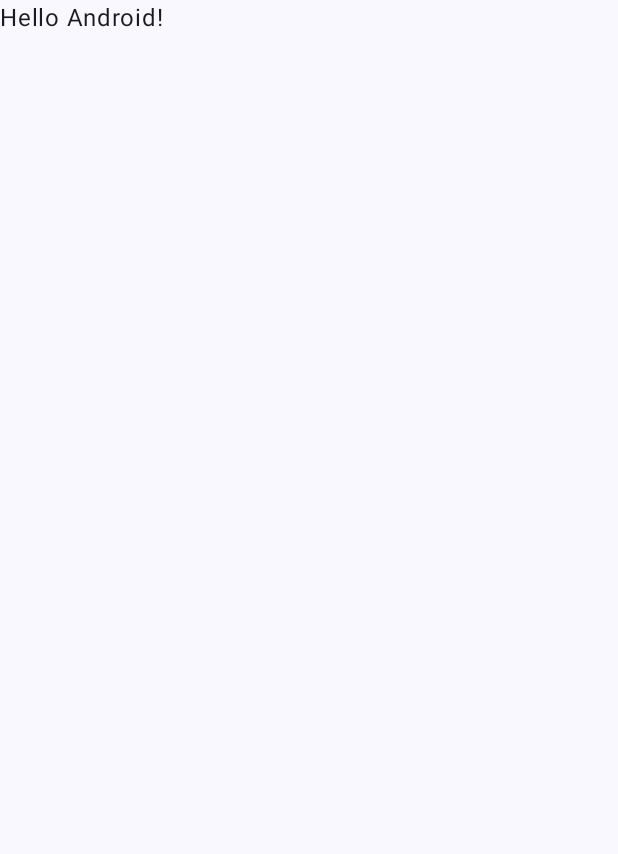
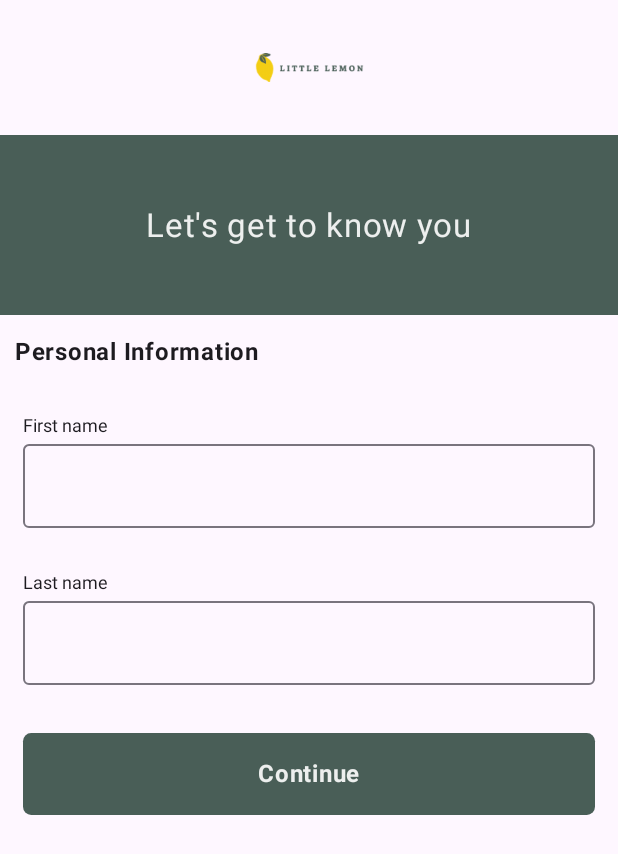
Before and after one commit to kedrakk/little_lemon_coursera, an Android app built with Jetpack Compose: the screen it shows after launch (MainActivity), on a phone screen of 412 x 824 dp. Before the commit the part shown is almost empty. Shown: the top 854 px of the screen. Run offline under Robolectric (Android 15) with nearby library versions, the phone set to English and light mode, and no system bars.

Commit message:
register feature

```diff
--- a/app/src/main/java/com/example/littlelemoncoursera/MainActivity.kt
+++ b/app/src/main/java/com/example/littlelemoncoursera/MainActivity.kt
@@ -10,6 +10,7 @@ import androidx.compose.material3.Text
 import androidx.compose.runtime.Composable
 import androidx.compose.ui.Modifier
 import androidx.compose.ui.tooling.preview.Preview
+import com.example.littlelemoncoursera.ui.LittleLemonMainPage
 import com.example.littlelemoncoursera.ui.theme.LittleLemonCourseraTheme
 
 class MainActivity : ComponentActivity() {
@@ -17,30 +18,8 @@ class MainActivity : ComponentActivity() {
         super.onCreate(savedInstanceState)
         setContent {
             LittleLemonCourseraTheme {
-                // A surface container using the 'background' color from the theme
-                Surface(
-                    modifier = Modifier.fillMaxSize(),
-                    color = MaterialTheme.colorScheme.background
-                ) {
-                    Greeting("Android")
-                }
+                LittleLemonMainPage()
             }
         }
     }
 }
-
-@Composable
-fun Greeting(name: String, modifier: Modifier = Modifier) {
-    Text(
-        text = "Hello $name!",
-        modifier = modifier
-    )
-}
-
-@Preview(showBackground = true)
-@Composable
-fun GreetingPreview() {
-    LittleLemonCourseraTheme {
-        Greeting("Android")
-    }
-}
--- /dev/null
+++ b/app/src/main/java/com/example/littlelemoncoursera/ui/LittleLemonMain.kt
@@ -0,0 +1,22 @@
+package com.example.littlelemoncoursera.ui
+
+import androidx.compose.foundation.layout.fillMaxHeight
+import androidx.compose.foundation.layout.fillMaxSize
+import androidx.compose.foundation.layout.fillMaxWidth
+import androidx.compose.material3.Surface
+import androidx.compose.runtime.Composable
+import androidx.compose.ui.Modifier
+import com.example.littlelemoncoursera.ui.screens.onboarding.RegisterPage
+import com.example.littlelemoncoursera.viewmodels.onboarding.OnboardingViewModel
+
+@Composable
+fun LittleLemonMainPage() {
+    Surface(
+        modifier = Modifier
+            .fillMaxSize()
+            .fillMaxWidth()
+            .fillMaxHeight()
+    ) {
+        RegisterPage(viewModel = OnboardingViewModel())
+    }
+}
--- /dev/null
+++ b/app/src/main/java/com/example/littlelemoncoursera/ui/screens/components/FormComponents.kt
@@ -0,0 +1,112 @@
+package com.example.littlelemoncoursera.ui.screens.components
+
+import androidx.compose.foundation.Image
+import androidx.compose.foundation.layout.Column
+import androidx.compose.foundation.layout.fillMaxWidth
+import androidx.compose.foundation.layout.padding
+import androidx.compose.foundation.layout.size
+import androidx.compose.foundation.shape.RoundedCornerShape
+import androidx.compose.foundation.text.ClickableText
+import androidx.compose.material3.Button
+import androidx.compose.material3.ExperimentalMaterial3Api
+import androidx.compose.material3.Icon
+import androidx.compose.material3.IconButton
+import androidx.compose.material3.MaterialTheme
+import androidx.compose.material3.OutlinedTextField
+import androidx.compose.material3.Text
+import androidx.compose.runtime.Composable
+import androidx.compose.ui.Modifier
+import androidx.compose.ui.layout.ContentScale
+import androidx.compose.ui.res.painterResource
+import androidx.compose.ui.text.AnnotatedString
+import androidx.compose.ui.text.TextStyle
+import androidx.compose.ui.text.font.FontWeight
+import androidx.compose.ui.text.input.PasswordVisualTransformation
+import androidx.compose.ui.text.input.VisualTransformation
+import androidx.compose.ui.text.style.TextAlign
+import androidx.compose.ui.unit.Dp
+import androidx.compose.ui.unit.dp
+import com.example.littlelemoncoursera.R
+
+@Composable
+fun LogoImage(size: Dp) {
+    Image(
+        painter = painterResource(id = R.drawable.logo),
+        contentDescription = "Little Lemon Logo",
+        contentScale = ContentScale.Fit,
+        modifier = Modifier.size(size)
+    )
+}
+
+@OptIn(ExperimentalMaterial3Api::class)
+@Composable
+fun TextInputField(
+    label: String,
+    value: String,
+    onValueChange: (String) -> Unit,
+    isPassword: Boolean = false,
+    passwordVisible: Boolean = false,
+    onPasswordVisibilityChanged: () -> Unit = {}
+) {
+    Column(modifier = Modifier.padding(vertical = 12.dp)) {
+        Text(
+            text = label,
+            style = MaterialTheme.typography.bodySmall,
+            modifier = Modifier.padding(horizontal = 15.dp, vertical = 5.dp)
+        )
+        OutlinedTextField(
+            value = value,
+            onValueChange = {
+                onValueChange(it)
+            },
+            modifier = Modifier
+                .padding(horizontal = 15.dp)
+                .fillMaxWidth(),
+            singleLine = true,
+            trailingIcon = {
+                if (isPassword) PasswordVisibility(isVisible = passwordVisible) {
+                    onPasswordVisibilityChanged()
+                }
+            },
+            visualTransformation = if(isPassword && passwordVisible) PasswordVisualTransformation() else VisualTransformation.None,
+        )
+    }
+}
+
+@Composable
+fun ActionButton(onClick: () -> Unit, label: String) {
+    Button(
+        onClick = { onClick() }, shape = RoundedCornerShape(10),
+        modifier = Modifier
+            .padding(horizontal = 15.dp, vertical = 20.dp)
+            .fillMaxWidth()
+    ) {
+        Text(
+            text = label,
+            style = MaterialTheme.typography.bodyLarge.copy(fontWeight = FontWeight.Bold),
+            modifier = Modifier.padding(vertical = 10.dp)
+        )
+    }
+}
+
+@Composable
+fun TextButton(onClick: () -> Unit, label: String) {
+    ClickableText(
+        text = AnnotatedString(label), onClick = { onClick() },
+        style = TextStyle(textAlign = TextAlign.Center)
+    )
+}
+
+@Composable
+fun PasswordVisibility(isVisible: Boolean, onVisibilityChanged: () -> Unit) {
+    IconButton(onClick = { onVisibilityChanged() }) {
+        if (isVisible) Icon(
+            painter = painterResource(id = R.drawable.baseline_visibility_off_24),
+            contentDescription = "Hide Visibility"
+        )
+        else Icon(
+            painter = painterResource(id = R.drawable.baseline_visibility_24),
+            contentDescription = "Show Visibility"
+        )
+    }
+}
--- /dev/null
+++ b/app/src/main/java/com/example/littlelemoncoursera/ui/screens/onboarding/Register.kt
@@ -0,0 +1,116 @@
+package com.example.littlelemoncoursera.ui.screens.onboarding
+
+import android.widget.Toast
+import androidx.compose.foundation.background
+import androidx.compose.foundation.layout.Box
+import androidx.compose.foundation.layout.Column
+import androidx.compose.foundation.layout.fillMaxWidth
+import androidx.compose.foundation.layout.height
+import androidx.compose.foundation.layout.padding
+import androidx.compose.material3.MaterialTheme
+import androidx.compose.material3.Text
+import androidx.compose.runtime.Composable
+import androidx.compose.runtime.collectAsState
+import androidx.compose.runtime.getValue
+import androidx.compose.runtime.mutableStateOf
+import androidx.compose.runtime.remember
+import androidx.compose.runtime.setValue
+import androidx.compose.ui.Alignment
+import androidx.compose.ui.Modifier
+import androidx.compose.ui.platform.LocalContext
+import androidx.compose.ui.text.font.FontWeight
+import androidx.compose.ui.unit.dp
+import com.example.littlelemoncoursera.ui.screens.components.ActionButton
+import com.example.littlelemoncoursera.ui.screens.components.LogoImage
+import com.example.littlelemoncoursera.ui.screens.components.TextButton
+import com.example.littlelemoncoursera.ui.screens.components.TextInputField
+import com.example.littlelemoncoursera.viewmodels.onboarding.OnboardingViewModel
+
+@Composable
+fun RegisterPage(viewModel: OnboardingViewModel) {
+    val uiState by viewModel.uiState.collectAsState()
+    var firstNameText by remember {
+        mutableStateOf("")
+    }
+    var lastNameText by remember {
+        mutableStateOf("")
+    }
+    var emailText by remember {
+        mutableStateOf("")
+    }
+    var passwordText by remember {
+        mutableStateOf("")
+    }
+    val context = LocalContext.current
+    Column {
+        Box(
+            modifier = Modifier
+                .fillMaxWidth(),
+            contentAlignment = Alignment.Center
+        ) {
+            LogoImage(size = 90.dp)
+        }
+        Box(
+            modifier = Modifier
+                .fillMaxWidth()
+                .height(120.dp)
+                .background(color = MaterialTheme.colorScheme.primary),
+            contentAlignment = Alignment.Center
+        ) {
+            Text(
+                text = "Let's get to know you",
+                style = MaterialTheme.typography.titleLarge.copy(color = MaterialTheme.colorScheme.onPrimary)
+            )
+        }
+        Text(
+            text = "Personal Information",
+            style = MaterialTheme.typography.bodyLarge.copy(fontWeight = FontWeight.Bold),
+            modifier = Modifier.padding(horizontal = 10.dp, vertical = 15.dp)
+        )
+        when (uiState.currentStep) {
+            1 -> Column {
+                TextInputField(label = "First name", value = firstNameText, onValueChange = {
+                    firstNameText = it
+                })
+                TextInputField(label = "Last name", value = lastNameText, onValueChange = {
+                    lastNameText = it
+                })
+                ActionButton(onClick = { viewModel.changeIndex(2) }, label = "Continue")
+            }
+
+            2 -> Column(
+                Modifier
+                    .fillMaxWidth(),
+                horizontalAlignment = Alignment.CenterHorizontally
+            ) {
+                TextInputField(label = "Email Address", value = emailText, onValueChange = {
+                    emailText = it
+                })
+                ActionButton(onClick = { viewModel.changeIndex(3) }, label = "Continue")
+                TextButton(onClick = { viewModel.changeIndex(1) }, label = "Back To Previous")
+            }
+
+            else -> Column(horizontalAlignment = Alignment.CenterHorizontally) {
+                TextInputField(
+                    label = "Password",
+                    value = passwordText,
+                    onValueChange = {
+                        passwordText = it
+                    },
+                    isPassword = true,
+                    passwordVisible = uiState.obscured,
+                    onPasswordVisibilityChanged = { viewModel.changePasswordVisibility() },
+                )
+                ActionButton(onClick = {
+                    Toast.makeText(
+                        context,
+                        "$emailText is created successfully",
+                        Toast.LENGTH_SHORT
+                    ).show();
+                }, label = "Create Account")
+                TextButton(onClick = { viewModel.changeIndex(2) }, label = "Back To Previous")
+            }
+        }
+
+    }
+}
--- a/app/src/main/java/com/example/littlelemoncoursera/ui/theme/Color.kt
+++ b/app/src/main/java/com/example/littlelemoncoursera/ui/theme/Color.kt
@@ -2,10 +2,10 @@ package com.example.littlelemoncoursera.ui.theme
 
 import androidx.compose.ui.graphics.Color
 
-val Purple80 = Color(0xFFD0BCFF)
-val PurpleGrey80 = Color(0xFFCCC2DC)
-val Pink80 = Color(0xFFEFB8C8)
+val PrimaryColorBlue = Color(0xFF495E57)
+val PrimaryColorYellow = Color(0xFFF4CE14)
 
-val Purple40 = Color(0xFF6650a4)
-val PurpleGrey40 = Color(0xFF625b71)
-val Pink40 = Color(0xFF7D5260)
+val SecondaryColorDarkOrange = Color(0xFFEE9972)
+val SecondaryColorLightOrange = Color(0xFFFBDABB)
+val SecondaryColorWhite = Color(0xFFEDEFEE)
+val SecondaryColorBlack = Color(0xFF333333)
--- a/app/src/main/java/com/example/littlelemoncoursera/ui/theme/Theme.kt
+++ b/app/src/main/java/com/example/littlelemoncoursera/ui/theme/Theme.kt
@@ -1,69 +1,32 @@
 package com.example.littlelemoncoursera.ui.theme
 
-import android.app.Activity
-import android.os.Build
 import androidx.compose.foundation.isSystemInDarkTheme
 import androidx.compose.material3.MaterialTheme
 import androidx.compose.material3.darkColorScheme
-import androidx.compose.material3.dynamicDarkColorScheme
-import androidx.compose.material3.dynamicLightColorScheme
 import androidx.compose.material3.lightColorScheme
 import androidx.compose.runtime.Composable
-import androidx.compose.runtime.SideEffect
-import androidx.compose.ui.graphics.toArgb
-import androidx.compose.ui.platform.LocalContext
-import androidx.compose.ui.platform.LocalView
-import androidx.core.view.WindowCompat
 
 private val DarkColorScheme = darkColorScheme(
-    primary = Purple80,
-    secondary = PurpleGrey80,
-    tertiary = Pink80
+    primary = PrimaryColorYellow,
+    secondary = SecondaryColorWhite,
+    tertiary = SecondaryColorLightOrange,
+    onPrimary = SecondaryColorBlack,
 )
 
 private val LightColorScheme = lightColorScheme(
-    primary = Purple40,
-    secondary = PurpleGrey40,
-    tertiary = Pink40
-
-    /* Other default colors to override
-    background = Color(0xFFFFFBFE),
-    surface = Color(0xFFFFFBFE),
-    onPrimary = Color.White,
-    onSecondary = Color.White,
-    onTertiary = Color.White,
-    onBackground = Color(0xFF1C1B1F),
-    onSurface = Color(0xFF1C1B1F),
-    */
+    primary = PrimaryColorBlue,
+    secondary = SecondaryColorBlack,
+    tertiary = SecondaryColorDarkOrange,
+    onPrimary = SecondaryColorWhite
 )
 
 @Composable
 fun LittleLemonCourseraTheme(
     darkTheme: Boolean = isSystemInDarkTheme(),
-    // Dynamic color is available on Android 12+
-    dynamicColor: Boolean = true,
     content: @Composable () -> Unit
 ) {
-    val colorScheme = when {
-        dynamicColor && Build.VERSION.SDK_INT >= Build.VERSION_CODES.S -> {
-            val context = LocalContext.current
-            if (darkTheme) dynamicDarkColorScheme(context) else dynamicLightColorScheme(context)
-        }
-
-        darkTheme -> DarkColorScheme
-        else -> LightColorScheme
-    }
-    val view = LocalView.current
-    if (!view.isInEditMode) {
-        SideEffect {
-            val window = (view.context as Activity).window
-            window.statusBarColor = colorScheme.primary.toArgb()
-            WindowCompat.getInsetsController(window, view).isAppearanceLightStatusBars = darkTheme
-        }
-    }
-
     MaterialTheme(
-        colorScheme = colorScheme,
+        colorScheme = if(darkTheme) DarkColorScheme else LightColorScheme,
         typography = Typography,
         content = content
     )
--- a/app/src/main/java/com/example/littlelemoncoursera/ui/theme/Type.kt
+++ b/app/src/main/java/com/example/littlelemoncoursera/ui/theme/Type.kt
@@ -14,21 +14,24 @@ val Typography = Typography(
         fontSize = 16.sp,
         lineHeight = 24.sp,
         letterSpacing = 0.5.sp
-    )
-    /* Other default text styles to override
+    ),
     titleLarge = TextStyle(
         fontFamily = FontFamily.Default,
         fontWeight = FontWeight.Normal,
         fontSize = 22.sp,
-        lineHeight = 28.sp,
-        letterSpacing = 0.sp
+        lineHeight = 24.sp,
+        letterSpacing = 0.5.sp,
     ),
-    labelSmall = TextStyle(
+    bodyMedium = TextStyle(
         fontFamily = FontFamily.Default,
-        fontWeight = FontWeight.Medium,
-        fontSize = 11.sp,
-        lineHeight = 16.sp,
-        letterSpacing = 0.5.sp
+        fontWeight = FontWeight.Normal,
+        fontSize = 14.sp,
+        lineHeight = 20.sp
+    ),
+    bodySmall = TextStyle(
+        fontFamily = FontFamily.Default,
+        fontWeight = FontWeight.Normal,
+        fontSize = 12.sp,
+        lineHeight = 20.sp
     )
-    */
 )
--- /dev/null
+++ b/app/src/main/java/com/example/littlelemoncoursera/viewmodels/onboarding/OnboardingUIState.kt
@@ -0,0 +1,3 @@
+package com.example.littlelemoncoursera.viewmodels.onboarding
+
+data class OnboardingUIState(val currentStep:Int = 1,val obscured:Boolean = true)
--- /dev/null
+++ b/app/src/main/java/com/example/littlelemoncoursera/viewmodels/onboarding/OnboardingViewModel.kt
@@ -0,0 +1,24 @@
+package com.example.littlelemoncoursera.viewmodels.onboarding
+
+import androidx.lifecycle.ViewModel
+import kotlinx.coroutines.flow.MutableStateFlow
+import kotlinx.coroutines.flow.StateFlow
+import kotlinx.coroutines.flow.asStateFlow
+import kotlinx.coroutines.flow.update
+
+class OnboardingViewModel : ViewModel() {
+    private val _uiState = MutableStateFlow(OnboardingUIState())
+    val uiState: StateFlow<OnboardingUIState> = _uiState.asStateFlow()
+
+    fun changeIndex(newIndex: Int) {
+        _uiState.update {
+            it.copy(currentStep = newIndex)
+        }
+    }
+
+    fun changePasswordVisibility() {
+        _uiState.update {
+            it.copy(obscured = !_uiState.value.obscured)
+        }
+    }
+}
--- /dev/null
+++ b/app/src/main/res/drawable/baseline_visibility_24.xml
@@ -0,0 +1,5 @@
+<vector android:height="24dp" android:tint="#000000"
+    android:viewportHeight="24" android:viewportWidth="24"
+    android:width="24dp" xmlns:android="http://schemas.android.com/apk/res/android">
+    <path android:fillColor="@android:color/white" android:pathData="M12,4.5C7,4.5 2.73,7.61 1,12c1.73,4.39 6,7.5 11,7.5s9.27,-3.11 11,-7.5c-1.73,-4.39 -6,-7.5 -11,-7.5zM12,17c-2.76,0 -5,-2.24 -5,-5s2.24,-5 5,-5 5,2.24 5,5 -2.24,5 -5,5zM12,9c-1.66,0 -3,1.34 -3,3s1.34,3 3,3 3,-1.34 3,-3 -1.34,-3 -3,-3z"/>
+</vector>
--- /dev/null
+++ b/app/src/main/res/drawable/baseline_visibility_off_24.xml
@@ -0,0 +1,5 @@
+<vector android:height="24dp" android:tint="#000000"
+    android:viewportHeight="24" android:viewportWidth="24"
+    android:width="24dp" xmlns:android="http://schemas.android.com/apk/res/android">
+    <path android:fillColor="@android:color/white" android:pathData="M12,7c2.76,0 5,2.24 5,5 0,0.65 -0.13,1.26 -0.36,1.83l2.92,2.92c1.51,-1.26 2.7,-2.89 3.43,-4.75 -1.73,-4.39 -6,-7.5 -11,-7.5 -1.4,0 -2.74,0.25 -3.98,0.7l2.16,2.16C10.74,7.13 11.35,7 12,7zM2,4.27l2.28,2.28 0.46,0.46C3.08,8.3 1.78,10.02 1,12c1.73,4.39 6,7.5 11,7.5 1.55,0 3.03,-0.3 4.38,-0.84l0.42,0.42L19.73,22 21,20.73 3.27,3 2,4.27zM7.53,9.8l1.55,1.55c-0.05,0.21 -0.08,0.43 -0.08,0.65 0,1.66 1.34,3 3,3 0.22,0 0.44,-0.03 0.65,-0.08l1.55,1.55c-0.67,0.33 -1.41,0.53 -2.2,0.53 -2.76,0 -5,-2.24 -5,-5 0,-0.79 0.2,-1.53 0.53,-2.2zM11.84,9.02l3.15,3.15 0.02,-0.16c0,-1.66 -1.34,-3 -3,-3l-0.17,0.01z"/>
+</vector>
--- a/build.gradle
+++ b/build.gradle
@@ -2,5 +2,5 @@
 plugins {
     id 'com.android.application' version '8.0.0' apply false
     id 'com.android.library' version '8.0.0' apply false
-    id 'org.jetbrains.kotlin.android' version '1.7.20' apply false
+    id 'org.jetbrains.kotlin.android' version '1.8.20' apply false
 }
```
Also changed, not shown: app/build.gradle (+8 -6 lines), app/src/main/res/drawable-mdpi/logo.png (added).
